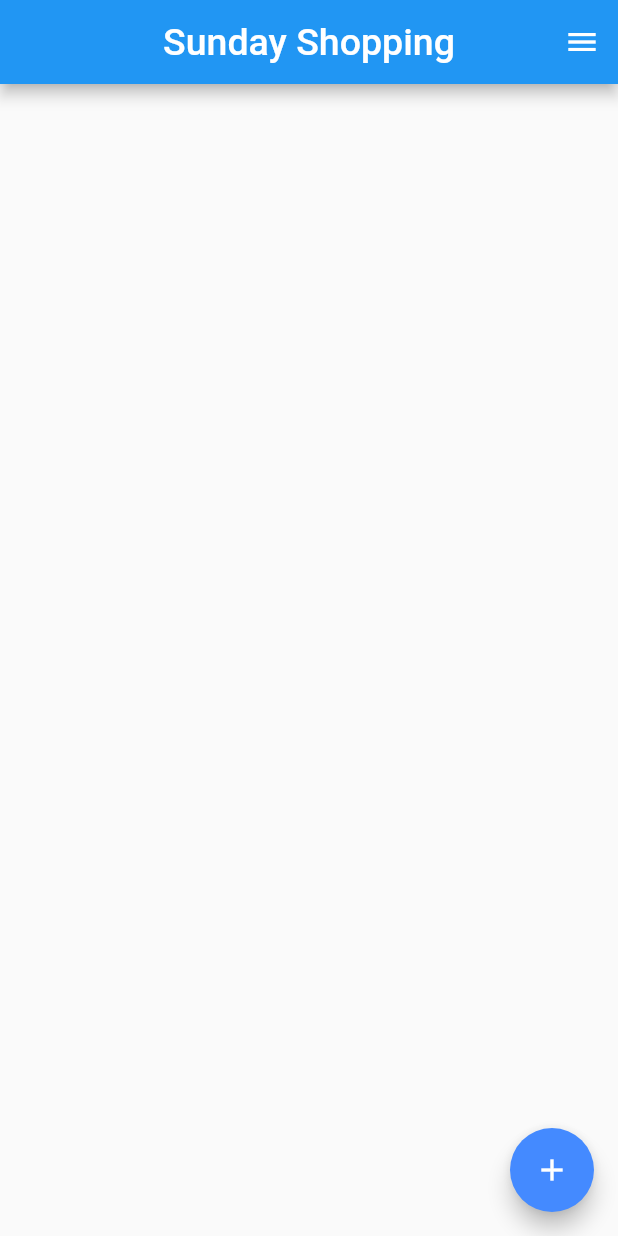
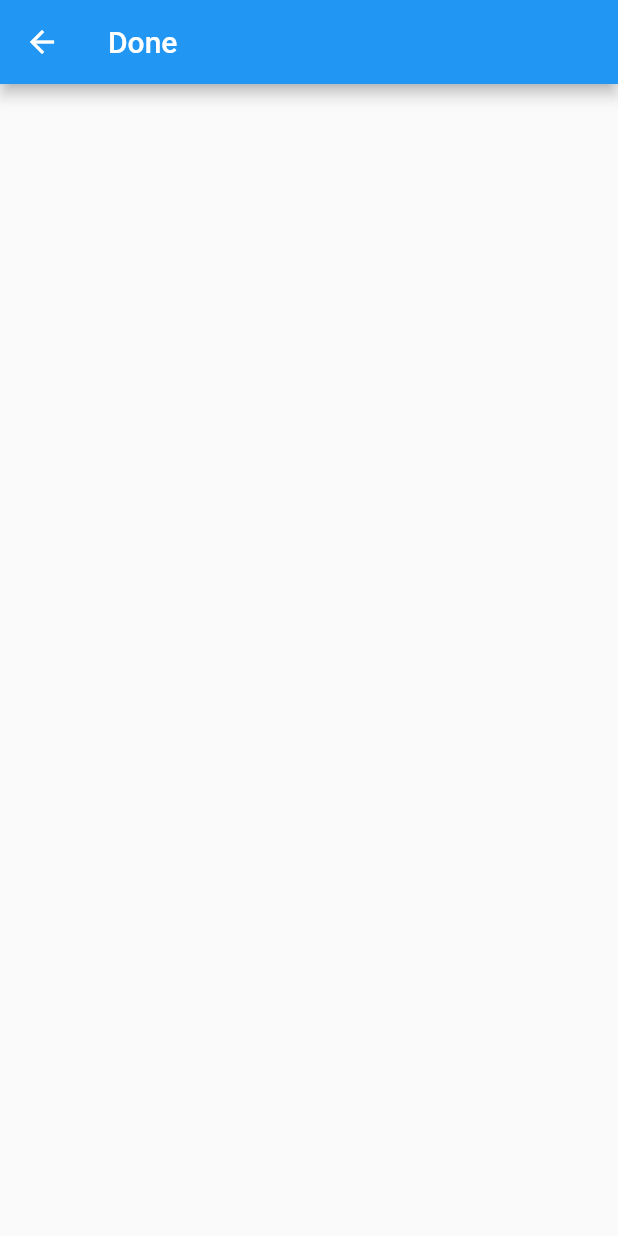
Before and after one commit to Debraj-Kundu/shopping-list-app, a Flutter app: the screen it shows after launch, after a tap on the "menu" icon, on a phone screen of 412 x 824 dp. Run offline on Flutter 3.47's test engine with Material 2 defaults, Android fonts, the phone set to English and light mode, and no system bars.

```diff
--- a/lib/main.dart
+++ b/lib/main.dart
@@ -39,10 +39,24 @@ class _HomeState extends State<Home> {
     });
   }
   Widget _buildRow(String itemtext){
+    final alreadysaved = _done.contains(itemtext);
     return Column(
       children: [
         ListTile(
           title: Text(itemtext),
+          trailing: Icon(
+            alreadysaved?Icons.check_circle:Icons.check_circle_outline,
+            color: alreadysaved?Colors.green:null,
+          ),
+          onTap: (){
+            setState(() {
+              if(alreadysaved){
+                _done.remove(itemtext);
+              }else{
+                _done.add(itemtext);
+              }
+            });
+          },
         ),
         Divider(),
       ],
@@ -57,6 +71,33 @@ class _HomeState extends State<Home> {
       },
     );
   }
+  void _pushSaved(){
+      Navigator.of(context).push(
+        MaterialPageRoute(
+          builder: (BuildContext context){
+            final tiles = _done.map(
+              (itemtext){
+                return ListTile(
+                  title: Text(
+                    itemtext,
+                  ),
+                );
+              }
+            );
+            final divided = ListTile.divideTiles(
+              context: context,
+              tiles: tiles,
+            ).toList();
+            return Scaffold(
+              appBar: AppBar(
+                title: Text('Done'),
+              ),
+              body: ListView(children: divided),
+            );
+          }
+        )
+      );
+    }
   @override
   Widget build(BuildContext context) {
     return Scaffold(
@@ -69,7 +110,7 @@ class _HomeState extends State<Home> {
         actions: [
           IconButton(
             icon: Icon(Icons.menu),
-            onPressed: (){},
+            onPressed: _pushSaved,
             splashColor: Colors.pinkAccent,
           )
         ],
```
